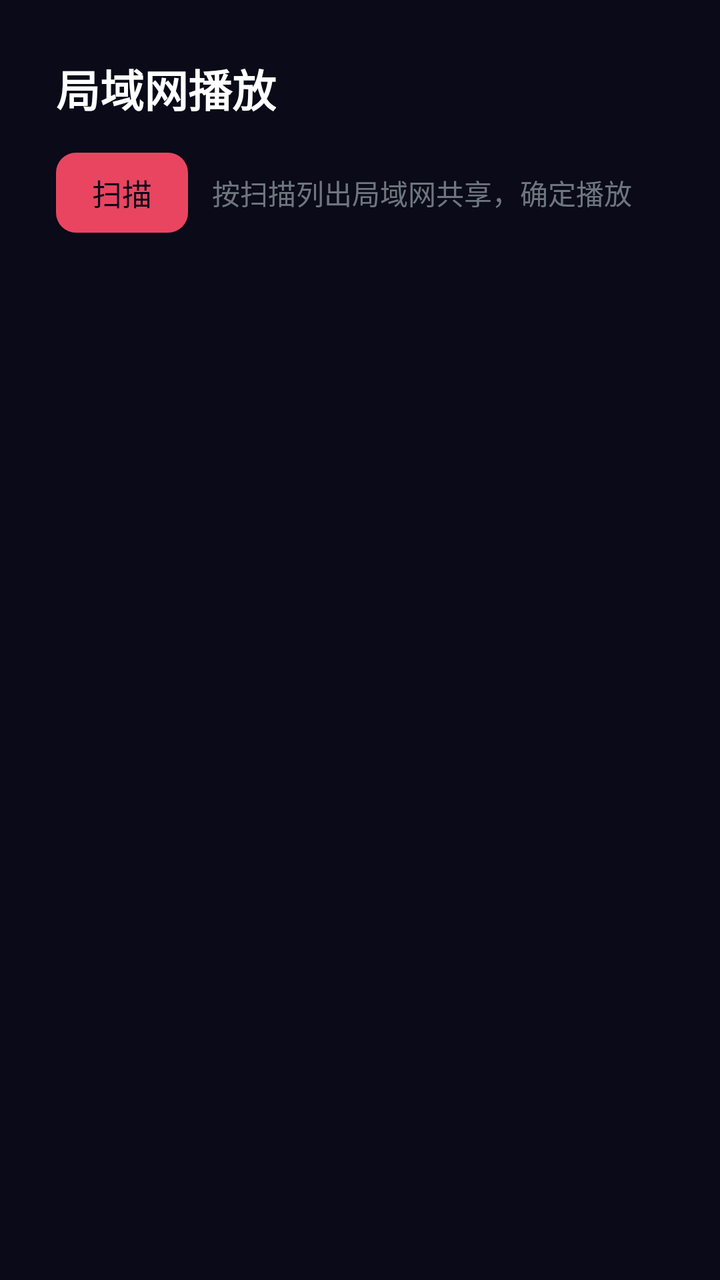
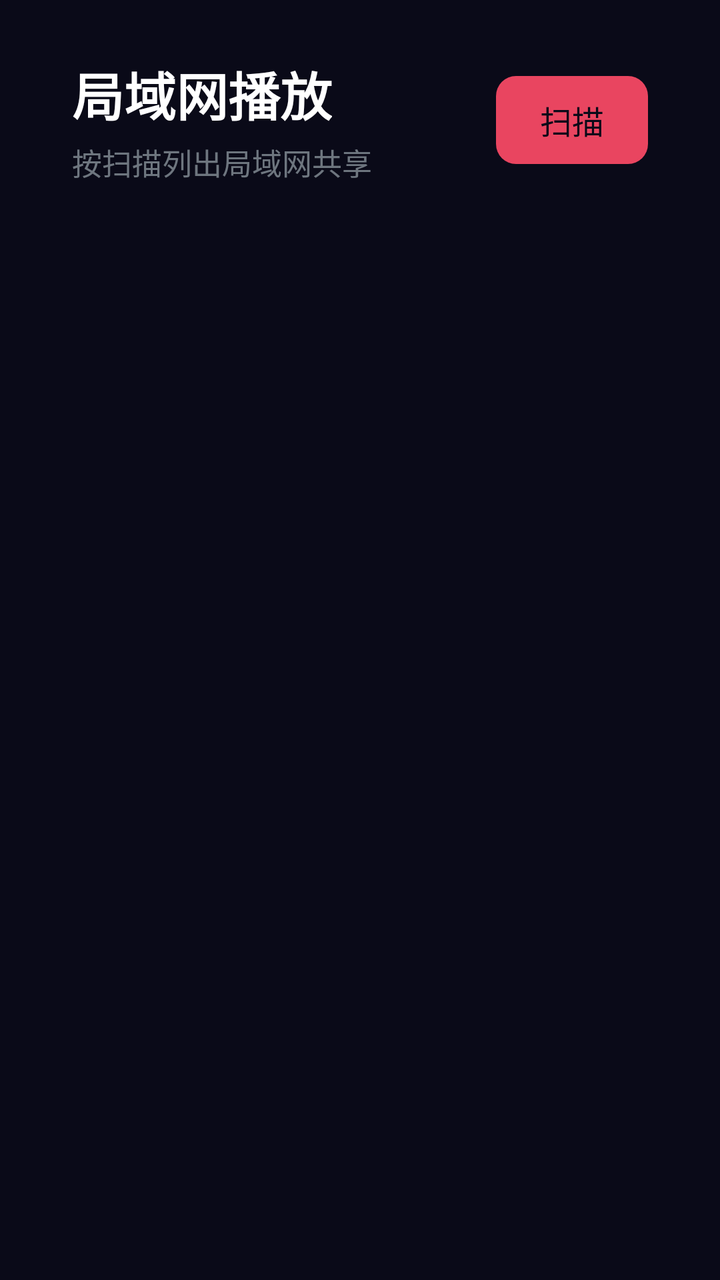

Compare the two renders of this Android layout. The source of the first and the diff that turns it into the second are given below.
<!-- AndroidManifest.xml: application theme Theme.TVLauncher -->
<!-- res/layout/activity_lan_library.xml -->
<?xml version="1.0" encoding="utf-8"?>
<LinearLayout xmlns:android="http://schemas.android.com/apk/res/android"
    android:layout_width="match_parent"
    android:layout_height="match_parent"
    android:orientation="vertical"
    android:background="@color/bg_dark"
    android:padding="28dp">

    <TextView
        android:layout_width="wrap_content"
        android:layout_height="wrap_content"
        android:text="局域网播放"
        android:textColor="@color/text_primary"
        android:textSize="22sp"
        android:textStyle="bold" />

    <LinearLayout
        android:layout_width="match_parent"
        android:layout_height="wrap_content"
        android:orientation="horizontal"
        android:gravity="center_vertical"
        android:layout_marginTop="16dp"
        android:layout_marginBottom="12dp">

        <TextView
            android:id="@+id/btnScan"
            android:layout_width="wrap_content"
            android:layout_height="40dp"
            android:gravity="center"
            android:paddingStart="18dp"
            android:paddingEnd="18dp"
            android:text="扫描"
            android:textColor="@color/bg_dark"
            android:textSize="15sp"
            android:background="@drawable/bg_btn_accent"
            android:focusable="true"
            android:clickable="true" />

        <ProgressBar
            android:id="@+id/scanProgress"
            style="?android:attr/progressBarStyleSmall"
            android:layout_width="wrap_content"
            android:layout_height="wrap_content"
            android:layout_marginStart="12dp"
            android:visibility="gone" />

        <TextView
            android:id="@+id/tvStatus"
            android:layout_width="0dp"
            android:layout_height="wrap_content"
            android:layout_weight="1"
            android:layout_marginStart="12dp"
            android:text="按扫描列出局域网共享，确定播放"
            android:textColor="@color/text_secondary"
            android:textSize="14sp" />
    </LinearLayout>

    <ScrollView
        android:layout_width="match_parent"
        android:layout_height="0dp"
        android:layout_weight="1"
        android:focusable="false"
        android:descendantFocusability="afterDescendants">

        <LinearLayout
            android:id="@+id/llList"
            android:layout_width="match_parent"
            android:layout_height="wrap_content"
            android:orientation="vertical" />
    </ScrollView>

</LinearLayout>
<!-- resources referenced by this layout -->
<resources>
  <color name="bg_dark">#FF0A0A18</color>
  <color name="text_primary">#FFFFFFFF</color>
  <color name="text_secondary">#99B0BEC5</color>
  <!-- drawable bg_btn_accent (drawable) -->
  <?xml version="1.0" encoding="utf-8"?>
  <selector xmlns:android="http://schemas.android.com/apk/res/android">
      <item android:state_focused="true">
          <shape android:shape="rectangle">
              <solid android:color="#FFE94560" />
              <corners android:radius="10dp" />
              <stroke android:width="2dp" android:color="#FFFFFFFF" />
          </shape>
      </item>
      <item android:state_pressed="true">
          <shape android:shape="rectangle">
              <solid android:color="#FFBF3350" />
              <corners android:radius="10dp" />
          </shape>
      </item>
      <item>
          <shape android:shape="rectangle">
              <solid android:color="#FFE94560" />
              <corners android:radius="10dp" />
          </shape>
      </item>
  </selector>
  <style name="Theme.TVLauncher" parent="@style/Theme.Leanback">
          <item name="android:windowBackground">@color/bg_dark</item>
          <item name="android:colorPrimary">@color/accent</item>
          <item name="android:colorAccent">@color/accent</item>
          <item name="android:windowNoTitle">true</item>
          <item name="android:windowFullscreen">true</item>
          <item name="android:windowIsTranslucent">false</item>
          <item name="android:windowAnimationStyle">@null</item>
      </style>
  <color name="accent">#FFE94560</color>
</resources>

<!-- the commit's change to res/layout/activity_lan_library.xml (unified diff, before → after) -->
@@ -2,65 +2,120 @@
 <LinearLayout xmlns:android="http://schemas.android.com/apk/res/android"
     android:layout_width="match_parent"
     android:layout_height="match_parent"
+    android:background="@color/bg_dark"
     android:orientation="vertical"
-    android:background="@color/bg_dark"
-    android:padding="28dp">
-
-    <TextView
-        android:layout_width="wrap_content"
-        android:layout_height="wrap_content"
-        android:text="局域网播放"
-        android:textColor="@color/text_primary"
-        android:textSize="22sp"
-        android:textStyle="bold" />
+    android:paddingStart="36dp"
+    android:paddingTop="28dp"
+    android:paddingEnd="36dp"
+    android:paddingBottom="24dp">
 
     <LinearLayout
         android:layout_width="match_parent"
         android:layout_height="wrap_content"
-        android:orientation="horizontal"
         android:gravity="center_vertical"
-        android:layout_marginTop="16dp"
-        android:layout_marginBottom="12dp">
+        android:orientation="horizontal">
 
-        <TextView
-            android:id="@+id/btnScan"
-            android:layout_width="wrap_content"
-            android:layout_height="40dp"
-            android:gravity="center"
-            android:paddingStart="18dp"
-            android:paddingEnd="18dp"
-            android:text="扫描"
-            android:textColor="@color/bg_dark"
-            android:textSize="15sp"
-            android:background="@drawable/bg_btn_accent"
-            android:focusable="true"
-            android:clickable="true" />
+        <LinearLayout
+            android:layout_width="0dp"
+            android:layout_height="wrap_content"
+            android:layout_weight="1"
+            android:orientation="vertical">
+
+            <TextView
+                android:layout_width="wrap_content"
+                android:layout_height="wrap_content"
+                android:text="局域网播放"
+                android:textColor="@color/text_primary"
+                android:textSize="26sp"
+                android:textStyle="bold" />
+
+            <TextView
+                android:id="@+id/tvPath"
+                android:layout_width="match_parent"
+                android:layout_height="wrap_content"
+                android:layout_marginTop="4dp"
+                android:ellipsize="middle"
+                android:singleLine="true"
+                android:text="按扫描列出局域网共享"
+                android:textColor="@color/text_secondary"
+                android:textSize="15sp" />
+        </LinearLayout>
 
         <ProgressBar
             android:id="@+id/scanProgress"
             style="?android:attr/progressBarStyleSmall"
             android:layout_width="wrap_content"
             android:layout_height="wrap_content"
-            android:layout_marginStart="12dp"
+            android:layout_marginEnd="14dp"
             android:visibility="gone" />
 
         <TextView
-            android:id="@+id/tvStatus"
+            android:id="@+id/btnScan"
+            android:layout_width="wrap_content"
+            android:layout_height="44dp"
+            android:background="@drawable/bg_btn_accent"
+            android:clickable="true"
+            android:focusable="true"
+            android:gravity="center"
+            android:paddingStart="22dp"
+            android:paddingEnd="22dp"
+            android:text="扫描"
+            android:textColor="@color/bg_dark"
+            android:textSize="16sp" />
+    </LinearLayout>
+
+    <LinearLayout
+        android:id="@+id/summaryBar"
+        android:layout_width="match_parent"
+        android:layout_height="wrap_content"
+        android:layout_marginTop="18dp"
+        android:background="@drawable/bg_section_card"
+        android:gravity="center_vertical"
+        android:orientation="horizontal"
+        android:paddingStart="22dp"
+        android:paddingTop="16dp"
+        android:paddingEnd="22dp"
+        android:paddingBottom="16dp"
+        android:visibility="gone">
+
+        <TextView
+            android:id="@+id/tvCount"
             android:layout_width="0dp"
             android:layout_height="wrap_content"
             android:layout_weight="1"
-            android:layout_marginStart="12dp"
-            android:text="按扫描列出局域网共享，确定播放"
-            android:textColor="@color/text_secondary"
-            android:textSize="14sp" />
+            android:ellipsize="end"
+            android:maxLines="2"
+            android:textColor="@color/text_primary"
+            android:textSize="20sp"
+            android:textStyle="bold" />
+
+        <TextView
+            android:id="@+id/tvBytes"
+            android:layout_width="wrap_content"
+            android:layout_height="wrap_content"
+            android:layout_marginStart="18dp"
+            android:textColor="@color/accent"
+            android:textSize="22sp"
+            android:textStyle="bold" />
     </LinearLayout>
+
+    <TextView
+        android:id="@+id/tvStatus"
+        android:layout_width="match_parent"
+        android:layout_height="wrap_content"
+        android:layout_marginTop="14dp"
+        android:textColor="@color/text_secondary"
+        android:textSize="15sp"
+        android:visibility="gone" />
 
     <ScrollView
         android:layout_width="match_parent"
         android:layout_height="0dp"
+        android:layout_marginTop="16dp"
         android:layout_weight="1"
+        android:descendantFocusability="afterDescendants"
         android:focusable="false"
-        android:descendantFocusability="afterDescendants">
+        android:scrollbars="none">
 
         <LinearLayout
             android:id="@+id/llList"
<!-- resource entries referenced after the edit -->
@@ -26,6 +26,14 @@
           </shape>
       </item>
   </selector>
+  <!-- drawable bg_section_card (drawable) -->
+  <?xml version="1.0" encoding="utf-8"?>
+  <shape xmlns:android="http://schemas.android.com/apk/res/android"
+      android:shape="rectangle">
+      <solid android:color="#CC12122A" />
+      <corners android:radius="16dp" />
+      <stroke android:width="1dp" android:color="#20FFFFFF" />
+  </shape>
   <style name="Theme.TVLauncher" parent="@style/Theme.Leanback">
           <item name="android:windowBackground">@color/bg_dark</item>
           <item name="android:colorPrimary">@color/accent</item>
